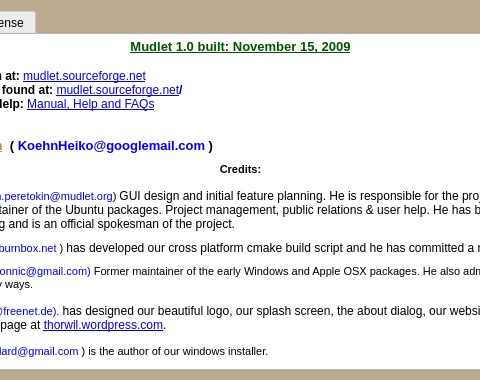
Mudlet/Mudlet, file src/ui/about_dialog.ui: the form before one commit; both pictures show x 151 to 631 and y 0 to 380 of the 781 by 380 pixel window.
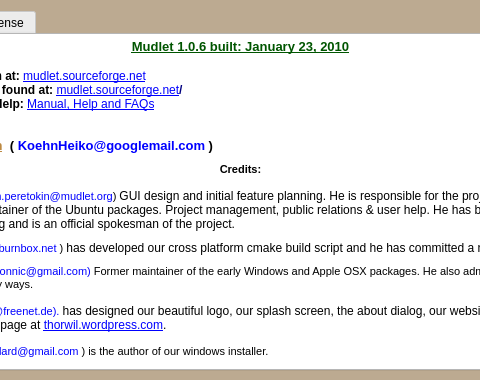
The form after the commit. Icons and pictures are not drawn.

The edit to the form file:
```diff
--- a/src/ui/about_dialog.ui
+++ b/src/ui/about_dialog.ui
@@ -638,7 +638,7 @@
 &lt;html&gt;&lt;head&gt;&lt;meta name=&quot;qrichtext&quot; content=&quot;1&quot; /&gt;&lt;style type=&quot;text/css&quot;&gt;
 p, li { white-space: pre-wrap; }
 &lt;/style&gt;&lt;/head&gt;&lt;body style=&quot; font-family:'Sans'; font-size:10pt; font-weight:400; font-style:normal;&quot;&gt;
-&lt;p align=&quot;center&quot; style=&quot; margin-top:0px; margin-bottom:0px; margin-left:0px; margin-right:0px; -qt-block-indent:0; text-indent:0px;&quot;&gt;&lt;span style=&quot; font-family:'DejaVu Sans'; font-weight:600; text-decoration: underline; color:#005500;&quot;&gt;Mudlet 1.0 built: November 15, 2009&lt;/span&gt;&lt;/p&gt;
+&lt;p align=&quot;center&quot; style=&quot; margin-top:0px; margin-bottom:0px; margin-left:0px; margin-right:0px; -qt-block-indent:0; text-indent:0px;&quot;&gt;&lt;span style=&quot; font-family:'DejaVu Sans'; font-weight:600; text-decoration: underline; color:#005500;&quot;&gt;Mudlet 1.0.6 built: January 23, 2010&lt;/span&gt;&lt;/p&gt;
 &lt;p align=&quot;center&quot; style=&quot;-qt-paragraph-type:empty; margin-top:0px; margin-bottom:0px; margin-left:0px; margin-right:0px; -qt-block-indent:0; text-indent:0px; font-family:'DejaVu Sans'; font-weight:600; text-decoration: underline; color:#005500;&quot;&gt;&lt;/p&gt;
 &lt;p style=&quot; margin-top:0px; margin-bottom:0px; margin-left:0px; margin-right:0px; -qt-block-indent:0; text-indent:0px;&quot;&gt;&lt;span style=&quot; font-family:'DejaVu Sans'; font-size:9pt; font-weight:600; color:#000000;&quot;&gt;homepage and forum at: &lt;/span&gt;&lt;a href=&quot;http://mudlet.sourceforge.net&quot;&gt;&lt;span style=&quot; font-family:'Sans Serif'; font-size:9pt; text-decoration: underline; color:#0000ff;&quot;&gt;mudlet.sourceforge.net&lt;/span&gt;&lt;/a&gt;&lt;/p&gt;
 &lt;p style=&quot; margin-top:0px; margin-bottom:0px; margin-left:0px; margin-right:0px; -qt-block-indent:0; text-indent:0px;&quot;&gt;&lt;span style=&quot; font-family:'DejaVu Sans'; font-size:9pt; font-weight:600; color:#000000;&quot;&gt;latest version can be found at:&lt;/span&gt;&lt;span style=&quot; font-family:'DejaVu Sans'; font-size:9pt; font-weight:600; color:#00007f;&quot;&gt; &lt;/span&gt;&lt;a href=&quot;http://mudlet.sourceforge.net&quot;&gt;&lt;span style=&quot; font-family:'Sans Serif'; font-size:9pt; text-decoration: underline; color:#0000ff;&quot;&gt;mudlet.sourceforge.net&lt;/span&gt;&lt;/a&gt;&lt;span style=&quot; font-family:'DejaVu Sans'; font-size:9pt; font-weight:600; color:#00007f;&quot;&gt;/&lt;/span&gt;&lt;/p&gt;
```
